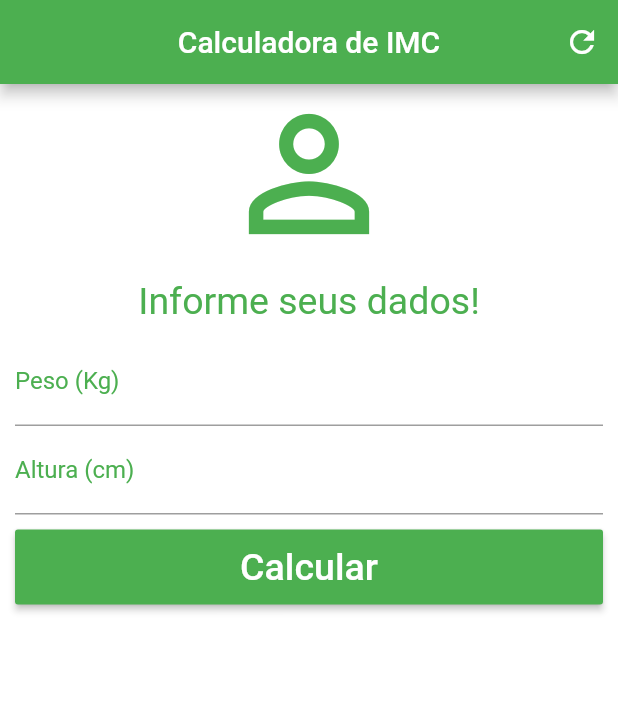
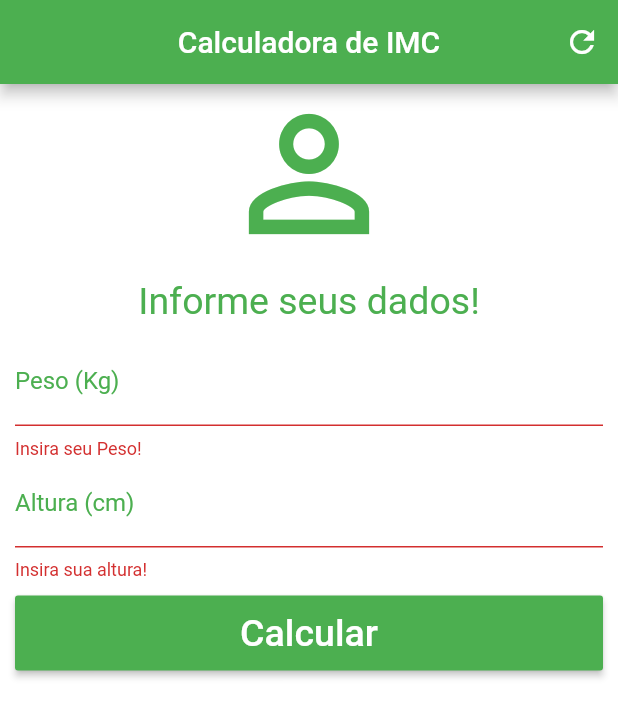
Before and after one commit to leandrorj/calculo-imc, a Flutter app: the screen it shows after launch, after a tap on "Calcular", on a phone screen of 412 x 824 dp. Shown: the top 717 px of the screen. Run offline on Flutter 3.47's test engine with Material 2 defaults, Android fonts, the phone set to English and light mode, and no system bars.

```diff
--- a/lib/main.dart
+++ b/lib/main.dart
@@ -16,13 +16,21 @@ class _HomeState extends State<Home> {
 
   String _textInfo = "Informe seus dados!";
 
+  GlobalKey<FormState> _formKey = GlobalKey<FormState>();
+
   TextEditingController weightController = TextEditingController();
   TextEditingController heightController = TextEditingController();
 
   void _resetFields(){
-    weightController.text = "";
-    heightController.text = "";
+    setState(() {
+      FocusScope.of(context).requestFocus(FocusNode()); //desabilita o focus
       _textInfo = "Informe seus dados!";
+      weightController.clear();
+      heightController.clear();
+
+
+    });
+
   }
 
   void _calculate(){
@@ -67,6 +75,8 @@ class _HomeState extends State<Home> {
       body: SingleChildScrollView(
         padding:
             EdgeInsets.only(left: 10.0, top: 0.0, right: 10.0, bottom: 0.0),
+        child: Form(
+          key: _formKey,
           child: Column(
             crossAxisAlignment: CrossAxisAlignment.stretch,
             children: <Widget>[
@@ -80,26 +90,42 @@ class _HomeState extends State<Home> {
                   style: TextStyle(color: Colors.green, fontSize: 25.0),
                 ),
               ),
-            TextField(
+              TextFormField(
                 keyboardType: TextInputType.number,
                 decoration: InputDecoration(
                     labelText: "Peso (Kg)",
                     labelStyle: TextStyle(color: Colors.green)),
                 controller: weightController,
+                autofocus: false,
+                validator: (value) {
+                  if(value.isEmpty){
+                    return "Insira seu Peso!";
+                  }
+                },
               ),
-            TextField(
+              TextFormField(
                 keyboardType: TextInputType.number,
                 decoration: InputDecoration(
                     labelText: "Altura (cm)",
                     labelStyle: TextStyle(color: Colors.green)),
                 controller: heightController,
+                autofocus: false,
+                validator: (value) {
+                  if(value.isEmpty){
+                    return "Insira sua altura!";
+                  }
+                },
               ),
               Container(
                 padding: EdgeInsets.only(
                     left: 0.0, top: 10.0, right: 0.0, bottom: 0.0),
                 height: 60.0,
                 child: RaisedButton(
-                onPressed: _calculate,
+                  onPressed: (){
+                    if(_formKey.currentState.validate()){
+                      _calculate();
+                    }
+                  },
                   child: Text(
                     "Calcular",
                     style: TextStyle(color: Colors.white, fontSize: 25.0),
@@ -110,6 +136,7 @@ class _HomeState extends State<Home> {
             ],
           ),
         ),
+      ),
     );
   }
 }
```
Lines whose indentation alone changed are shown as unchanged.
